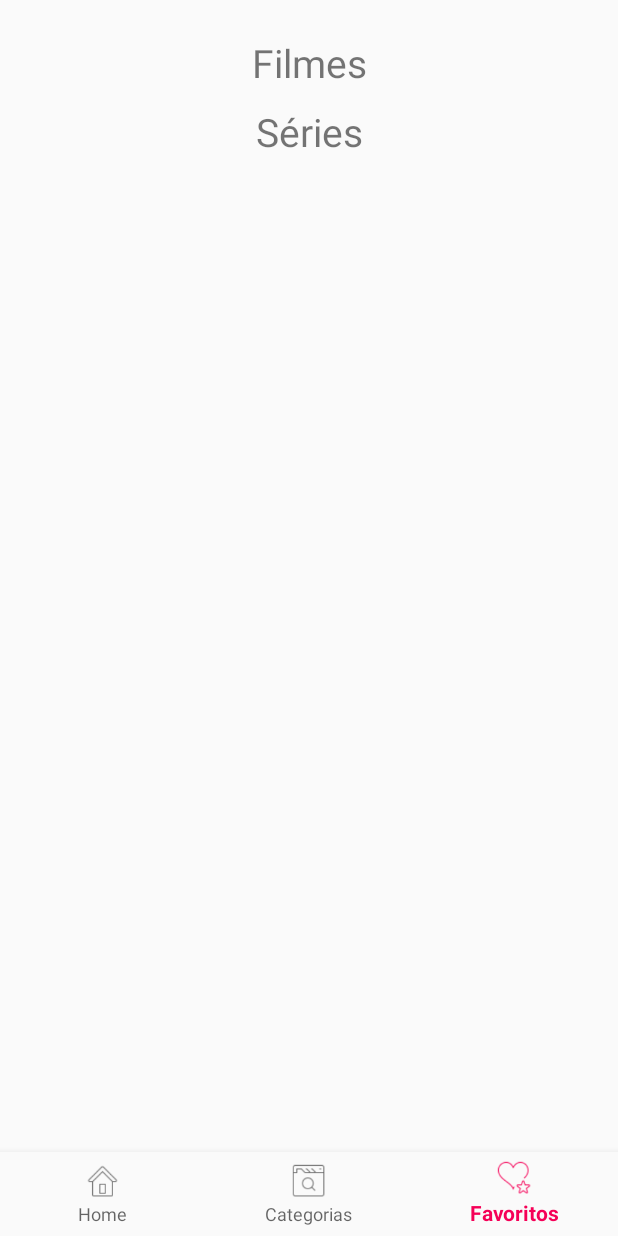
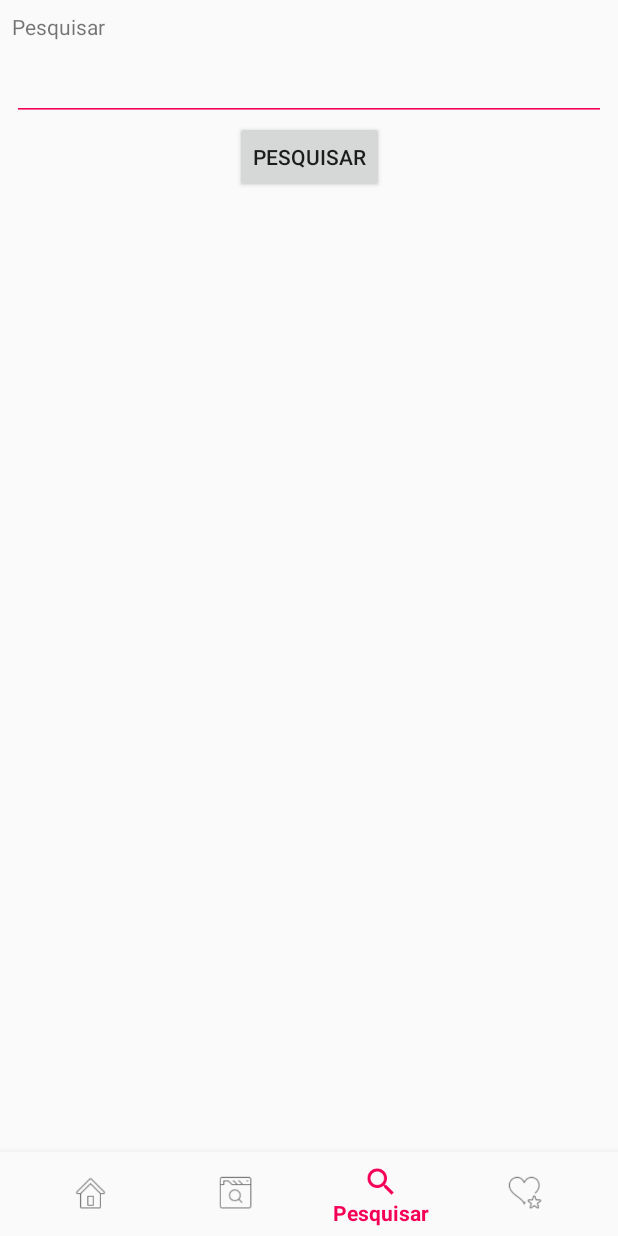
Before and after one commit to rafnogueira/MovieDatabaseApp, an Android app: the screen it shows after launch (MainActivity), item 3 of the bottom bar chosen, on a phone screen of 412 x 824 dp. Run offline under Robolectric (Android 15) with nearby library versions, the phone set to English and light mode, and no system bars.

Commit message:
Search Implementation Done

```diff
--- a/app/src/main/java/fastshop/com/moviedatabase/Layouts/FragmentCategorias.java
+++ b/app/src/main/java/fastshop/com/moviedatabase/Layouts/FragmentCategorias.java
@@ -5,7 +5,6 @@ import android.support.annotation.Nullable;
 import android.support.v4.app.Fragment;
 import android.support.v7.widget.LinearLayoutManager;
 import android.support.v7.widget.RecyclerView;
-import android.util.Log;
 import android.view.LayoutInflater;
 import android.view.View;
 import android.view.ViewGroup;
@@ -13,7 +12,6 @@ import android.widget.AdapterView;
 import android.widget.AdapterView.OnItemSelectedListener;
 import android.widget.ArrayAdapter;
 import android.widget.Spinner;
-import android.widget.SpinnerAdapter;
 import android.widget.Toast;
 
 import java.util.ArrayList;
@@ -72,12 +70,10 @@ public class FragmentCategorias extends Fragment implements OnItemSelectedListen
 
             @Override
             public void onFailure(Call<Genero> call, Throwable t) {
-
                 Toast.makeText(getContext(), "", Toast.LENGTH_SHORT).show();
 
             }
         });
-
 
 
         return view;
--- /dev/null
+++ b/app/src/main/java/fastshop/com/moviedatabase/Layouts/FragmentPesquisar.java
@@ -0,0 +1,99 @@
+package fastshop.com.moviedatabase.Layouts;
+
+import android.os.Bundle;
+import android.support.annotation.Nullable;
+import android.support.v4.app.Fragment;
+import android.support.v7.widget.LinearLayoutManager;
+import android.support.v7.widget.RecyclerView;
+import android.view.LayoutInflater;
+import android.view.View;
+import android.view.ViewGroup;
+import android.widget.ArrayAdapter;
+import android.widget.Button;
+import android.widget.EditText;
+import android.widget.Toast;
+
+import java.util.ArrayList;
+
+import fastshop.com.moviedatabase.Models.Filme;
+import fastshop.com.moviedatabase.Models.FilmeResponse;
+import fastshop.com.moviedatabase.Models.Genero;
+import fastshop.com.moviedatabase.ModelsAdapter.FilmeAdapter;
+import fastshop.com.moviedatabase.R;
+import fastshop.com.moviedatabase.RetrofitContext.MovieApiInterface;
+import fastshop.com.moviedatabase.RetrofitContext.MovieApiService;
+import retrofit2.Call;
+import retrofit2.Callback;
+import retrofit2.Response;
+
+public class FragmentPesquisar extends Fragment implements View.OnClickListener
+{
+
+    EditText editTextPesquisar = null;
+    Button btnPesquisar = null;
+    RecyclerView recyclerViewResultadoPesquisa = null;
+
+    ArrayList<Filme> resultado = null;
+
+    @Nullable
+    @Override
+    public View onCreateView(LayoutInflater inflater, @Nullable ViewGroup container, @Nullable Bundle savedInstanceState) {
+
+        View view = inflater.inflate(R.layout.fragment_pesquisar , null);
+
+        editTextPesquisar = view.findViewById(R.id.editTxtPesquisar);
+
+        btnPesquisar = view.findViewById(R.id.btnPesquisar);
+        btnPesquisar.setOnClickListener(this);
+        recyclerViewResultadoPesquisa =  view.findViewById(R.id.recyclerViewPesquisarResultado);
+
+
+//        txtInputEditPesquisar = view.findViewById(R.id.txtInputEditTxtNomePesquisar);
+
+
+
+        return view;
+    }
+
+    @Override
+    public void onClick(View view) {
+
+        if(view.getId() == R.id.btnPesquisar)
+        {
+            PesquisarFilmes();
+        }
+
+    }
+
+    public void PesquisarFilmes()
+    {
+        String userInput = editTextPesquisar.getText().toString();
+
+        MovieApiInterface interfaceAPI = MovieApiService.getClient().create(MovieApiInterface.class);
+
+        Call<FilmeResponse> chamada = interfaceAPI.getMoviesSearchName(MovieApiService.API_KEY, userInput);
+
+        chamada.enqueue(new Callback<FilmeResponse>() {
+            @Override
+            public void onResponse(Call<FilmeResponse> call, Response<FilmeResponse> response) {
+
+                resultado = new ArrayList<Filme>();
+
+                ArrayList<Filme> resultado  = (ArrayList<Filme>) response.body().getResults();
+
+                LinearLayoutManager layout = new LinearLayoutManager(getContext());
+
+                recyclerViewResultadoPesquisa.setAdapter(new FilmeAdapter(getContext(), resultado));
+                recyclerViewResultadoPesquisa.setLayoutManager(layout);
+
+            }
+
+            @Override
+            public void onFailure(Call<FilmeResponse> call, Throwable t) {
+
+            }
+        });
+
+
+    }
+}
--- a/app/src/main/java/fastshop/com/moviedatabase/MainActivity.java
+++ b/app/src/main/java/fastshop/com/moviedatabase/MainActivity.java
@@ -9,13 +9,10 @@ import android.support.v4.app.FragmentActivity;
 import android.view.MenuItem;
 
 
-import java.util.ArrayList;
-
 import fastshop.com.moviedatabase.Layouts.FragmentCategorias;
 import fastshop.com.moviedatabase.Layouts.FragmentFavoritos;
 import fastshop.com.moviedatabase.Layouts.FragmentHome;
-import fastshop.com.moviedatabase.Models.Filme;
-import fastshop.com.moviedatabase.Models.TVShow;
+import fastshop.com.moviedatabase.Layouts.FragmentPesquisar;
 
 public class MainActivity extends FragmentActivity  implements BottomNavigationView.OnNavigationItemSelectedListener{
 
@@ -54,6 +51,9 @@ public class MainActivity extends FragmentActivity  implements BottomNavigationV
             case R.id.navigation_filmes_categorias:
                 fragment = new FragmentCategorias();
                 break;
+            case R.id.navigation_filmes_pesquisar:
+                fragment = new FragmentPesquisar();
+                break;
             case R.id.navigation_filmes_favoritos:
                 fragment = new FragmentFavoritos();
                 break;
--- a/app/src/main/java/fastshop/com/moviedatabase/RetrofitContext/MovieApiInterface.java
+++ b/app/src/main/java/fastshop/com/moviedatabase/RetrofitContext/MovieApiInterface.java
@@ -46,4 +46,9 @@ public interface  MovieApiInterface
 
     @GET("genre/{genre_id}/movies")
     Call<FilmeResponse>  getMoviesByGenre(@Path("genre_id") int genre_id, @Query("api_key") String apiKey);
+
+
+
+    @GET("search/movie")
+    Call<FilmeResponse>  getMoviesSearchName(@Query("api_key") String apiKey, @Query("query") String query);
 }
--- /dev/null
+++ b/app/src/main/res/layout/fragment_pesquisar.xml
@@ -0,0 +1,64 @@
+<?xml version="1.0" encoding="utf-8"?>
+<android.support.constraint.ConstraintLayout xmlns:android="http://schemas.android.com/apk/res/android"
+    xmlns:app="http://schemas.android.com/apk/res-auto"
+    xmlns:tools="http://schemas.android.com/tools"
+    android:id="@+id/linearLayout"
+    android:layout_width="match_parent"
+    android:layout_height="match_parent">
+
+    <android.support.v7.widget.RecyclerView
+        android:id="@+id/recyclerViewPesquisarResultado"
+        android:layout_width="382dp"
+        android:layout_height="0dp"
+        android:layout_marginBottom="8dp"
+        android:layout_marginTop="8dp"
+        app:layout_constraintBottom_toBottomOf="parent"
+        app:layout_constraintEnd_toEndOf="parent"
+        app:layout_constraintHorizontal_bias="0.0"
+        app:layout_constraintStart_toStartOf="parent"
+        app:layout_constraintTop_toBottomOf="@+id/btnPesquisar">
+
+    </android.support.v7.widget.RecyclerView>
+
+    <TextView
+        android:id="@+id/txtViewHomeLancamentos"
+
+        android:layout_width="wrap_content"
+        android:layout_height="wrap_content"
+        android:layout_marginStart="8dp"
+        android:layout_marginTop="8dp"
+        android:text="Pesquisar"
+        android:textAlignment="center"
+        android:textSize="14sp"
+        android:typeface="sans"
+        app:layout_constraintStart_toStartOf="parent"
+        app:layout_constraintTop_toTopOf="parent" />
+
+    <EditText
+        android:id="@+id/editTxtPesquisar"
+        android:layout_width="0dp"
+        android:layout_height="wrap_content"
+        android:layout_marginEnd="8dp"
+        android:layout_marginStart="8dp"
+        android:layout_marginTop="8dp"
+        android:ems="10"
+        android:backgroundTint="@color/colorPosterBackgroundStars"
+        android:inputType="textPersonName"
+        app:layout_constraintEnd_toEndOf="parent"
+        app:layout_constraintHorizontal_bias="0.0"
+        app:layout_constraintStart_toStartOf="parent"
+        app:layout_constraintTop_toBottomOf="@+id/txtViewHomeLancamentos" />
+
+    <Button
+        android:id="@+id/btnPesquisar"
+        android:layout_width="wrap_content"
+        android:layout_height="wrap_content"
+        android:layout_marginEnd="8dp"
+        android:layout_marginStart="8dp"
+        android:text="Pesquisar"
+        app:layout_constraintEnd_toEndOf="parent"
+        app:layout_constraintStart_toStartOf="parent"
+        app:layout_constraintTop_toBottomOf="@+id/editTxtPesquisar" />
+
+
+</android.support.constraint.ConstraintLayout>
--- a/app/src/main/res/menu/navigation.xml
+++ b/app/src/main/res/menu/navigation.xml
@@ -12,6 +12,11 @@
         android:title="Categorias" />
 
     <item
+        android:id="@+id/navigation_filmes_pesquisar"
+        android:icon="@drawable/search_test"
+        android:title="Pesquisar" />
+
+    <item
         android:id="@+id/navigation_filmes_favoritos"
         android:icon="@drawable/heart_start"
         android:title="Favoritos" />
```
Also changed, not shown: app/src/main/res/layout/fragment_categorias.xml (+4 -20 lines), app/src/main/res/drawable-hdpi/ic_search_white_36dp.png (added), app/src/main/res/drawable-hdpi/search_test.png (added), app/src/main/res/drawable-mdpi/ic_search_white_36dp.png (added), app/src/main/res/drawable-xhdpi/ic_search_white_36dp.png (added), app/src/main/res/drawable-xxhdpi/ic_search_white_36dp.png (added), app/src/main/res/drawable-xxxhdpi/ic_search_white_36dp.png (added).
